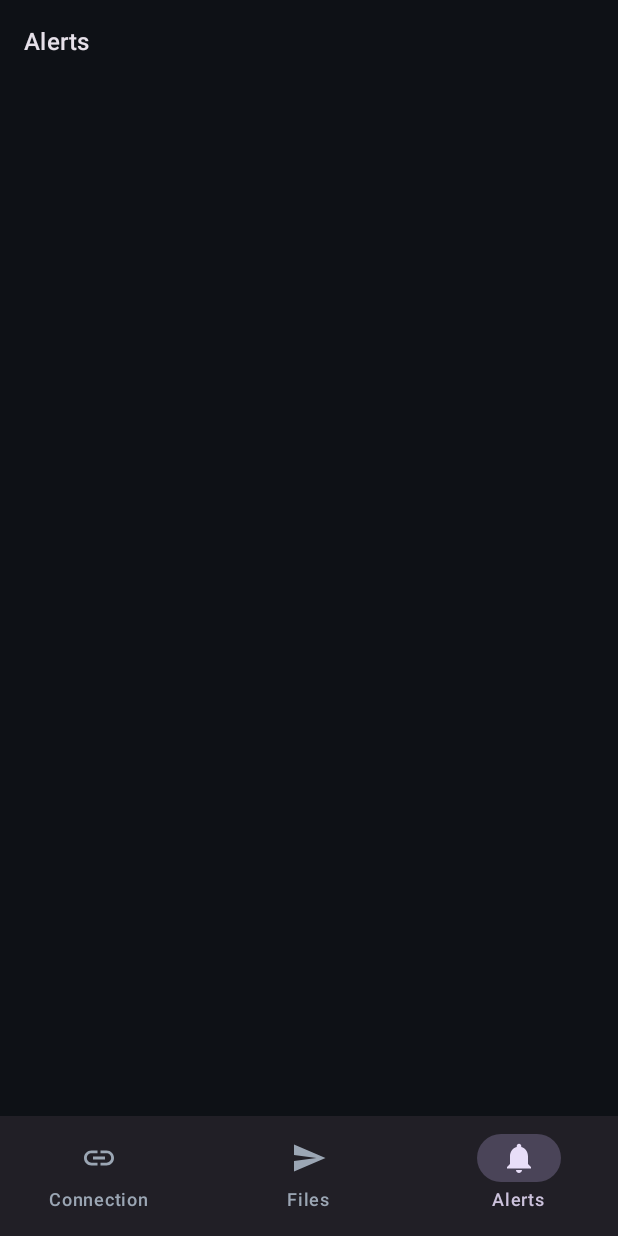
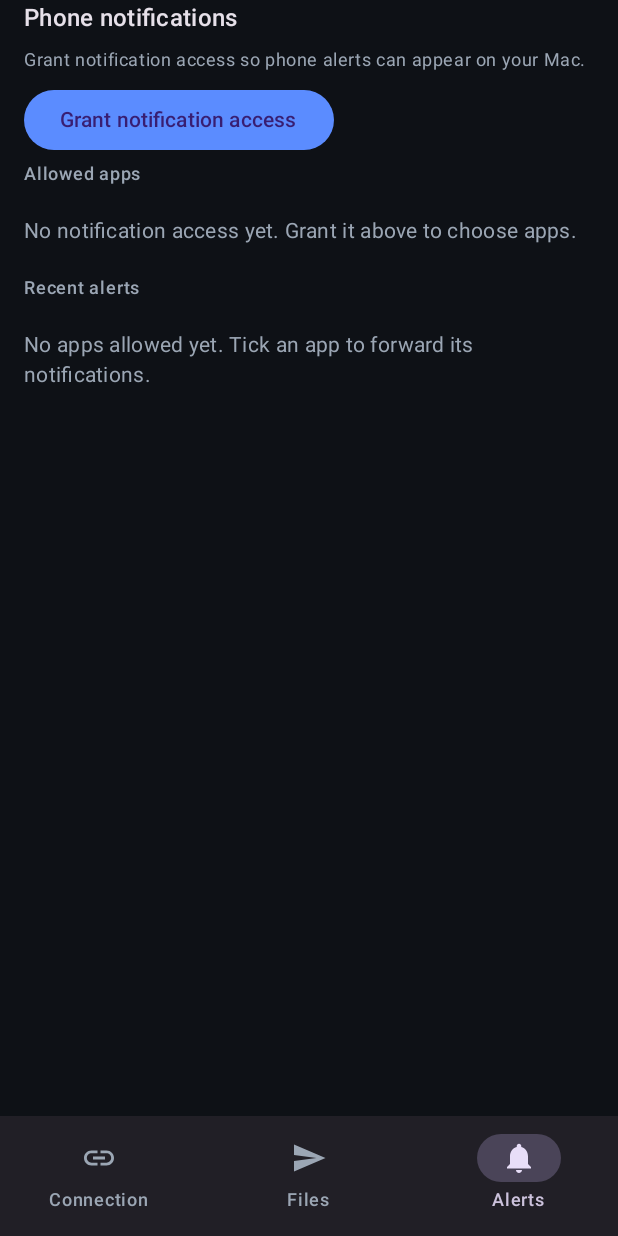
Before and after one commit to jeonjw85/Graft, an Android app built with Jetpack Compose: the composable MainScaffold shown on its own in the app's theme, item 3 of the bottom bar chosen, on a phone screen of 412 x 824 dp. Run offline under Robolectric (Android 15) with nearby library versions, the phone set to English and light mode, and no system bars; pictures from the network do not load.

Commit message:
feat(android): add the alerts tab

```diff
--- /dev/null
+++ b/android/app/src/main/kotlin/kr/jjw/graft/ui/main/AlertsScreen.kt
@@ -0,0 +1,161 @@
+package kr.jjw.graft.ui.main
+
+import androidx.compose.foundation.layout.Arrangement
+import androidx.compose.foundation.layout.Column
+import androidx.compose.foundation.layout.Row
+import androidx.compose.foundation.layout.fillMaxSize
+import androidx.compose.foundation.layout.fillMaxWidth
+import androidx.compose.foundation.layout.padding
+import androidx.compose.foundation.lazy.LazyColumn
+import androidx.compose.foundation.lazy.LazyListScope
+import androidx.compose.foundation.lazy.items
+import androidx.compose.material3.Checkbox
+import androidx.compose.material3.MaterialTheme
+import androidx.compose.material3.Text
+import androidx.compose.runtime.Composable
+import androidx.compose.runtime.LaunchedEffect
+import androidx.compose.runtime.collectAsState
+import androidx.compose.runtime.getValue
+import androidx.compose.runtime.mutableStateOf
+import androidx.compose.runtime.rememberCoroutineScope
+import androidx.compose.runtime.remember
+import androidx.compose.runtime.setValue
+import androidx.compose.ui.Alignment
+import androidx.compose.ui.Modifier
+import androidx.compose.ui.platform.LocalContext
+import kotlinx.coroutines.launch
+import kr.jjw.graft.notifications.NotificationAccess
+import kr.jjw.graft.notifications.NotificationAllowList
+import kr.jjw.graft.notifications.PostedNotification
+import kr.jjw.graft.service.ConnectionRepository
+import kr.jjw.graft.ui.components.EmptyState
+import kr.jjw.graft.ui.components.SectionHeader
+import kr.jjw.graft.ui.service.installedApps
+import kr.jjw.graft.ui.theme.GraftPalette
+import kr.jjw.graft.ui.theme.GraftSpacing
+
+data class AlertsScreenState(
+    val accessGranted: Boolean,
+    val recent: List<PostedNotification>,
+)
+
+object AlertsScreenRules {
+    const val MAX_RECENT = 5
+
+    fun from(accessGranted: Boolean, recent: List<PostedNotification>): AlertsScreenState =
+        AlertsScreenState(accessGranted = accessGranted, recent = recent.take(MAX_RECENT))
+}
+
+@Composable
+fun AlertsScreen(modifier: Modifier = Modifier) {
+    val context = LocalContext.current
+    val connection by ConnectionRepository.state.collectAsState()
+    var installed by remember { mutableStateOf<List<Pair<String, String>>>(emptyList()) }
+    var allowed by remember { mutableStateOf<Set<String>>(emptySet()) }
+    var accessGranted by remember { mutableStateOf(NotificationAccess.isGranted(context)) }
+    val scope = rememberCoroutineScope()
+
+    LaunchedEffect(Unit) {
+        NotificationAllowList.refresh(context)
+        allowed = NotificationAllowList.load(context)
+        installed = installedApps(context)
+        accessGranted = NotificationAccess.isGranted(context)
+    }
+
+    val state = AlertsScreenRules.from(accessGranted, connection.recentNotifications)
+
+    LazyColumn(
+        modifier = modifier
+            .fillMaxSize()
+            .padding(horizontal = GraftSpacing.l),
+        verticalArrangement = Arrangement.spacedBy(GraftSpacing.xs),
+    ) {
+        item {
+            NotificationAccessSection(
+                granted = state.accessGranted,
+                onOpenSettings = { NotificationAccess.openSettings(context) },
+            )
+        }
+
+        item { SectionHeader("Allowed apps") }
+
+        if (installed.isEmpty()) {
+            item { EmptyState("No notification access yet. Grant it above to choose apps.") }
+        } else {
+            allowListRows(
+                installed = installed,
+                allowed = allowed,
+                onToggle = { pkg, checked ->
+                    scope.launch {
+                        if (checked) {
+                            NotificationAllowList.add(context, pkg)
+                        } else {
+                            NotificationAllowList.remove(context, pkg)
+                        }
+                        allowed = NotificationAllowList.load(context)
+                    }
+                },
+            )
+        }
+
+        item { SectionHeader("Recent alerts") }
+
+        if (state.recent.isEmpty()) {
+            item { EmptyState("No apps allowed yet. Tick an app to forward its notifications.") }
+        } else {
+            items(state.recent, key = { "${it.pkg}-${it.postedAt}" }) { notification ->
+                Column {
+                    Text(notification.app, style = MaterialTheme.typography.labelMedium)
+                    Text(
+                        notification.title.ifBlank { notification.text },
+                        style = MaterialTheme.typography.bodySmall,
+                        color = GraftPalette.onSurfaceVariant,
+                        maxLines = 1,
+                    )
+                }
+            }
+        }
+    }
+}
+
+@Composable
+private fun NotificationAccessSection(granted: Boolean, onOpenSettings: () -> Unit) {
+    Column(verticalArrangement = Arrangement.spacedBy(GraftSpacing.s)) {
+        Text("Phone notifications", style = MaterialTheme.typography.titleMedium)
+        Text(
+            if (granted) {
+                "Graft can forward the apps you tick. Nothing else leaves the phone."
+            } else {
+                "Grant notification access so phone alerts can appear on your Mac."
+            },
+            style = MaterialTheme.typography.bodySmall,
+            color = GraftPalette.onSurfaceVariant,
+        )
+        androidx.compose.material3.Button(onClick = onOpenSettings) {
+            Text(if (granted) "Notification access settings" else "Grant notification access")
+        }
+    }
+}
+
+private fun LazyListScope.allowListRows(
+    installed: List<Pair<String, String>>,
+    allowed: Set<String>,
+    onToggle: (String, Boolean) -> Unit,
+) {
+    items(installed, key = { it.first }) { (pkg, label) ->
+        Row(
+            modifier = Modifier.fillMaxWidth(),
+            verticalAlignment = Alignment.CenterVertically,
+        ) {
+            Checkbox(
+                checked = allowed.contains(pkg),
+                onCheckedChange = { onToggle(pkg, it) },
+            )
+            Text(
+                label,
+                style = MaterialTheme.typography.bodySmall,
+                modifier = Modifier.padding(start = GraftSpacing.xs),
+            )
+        }
+    }
+}
--- a/android/app/src/main/kotlin/kr/jjw/graft/ui/main/ConnectScreen.kt
+++ b/android/app/src/main/kotlin/kr/jjw/graft/ui/main/ConnectScreen.kt
@@ -149,10 +149,3 @@ private fun ClipboardCard(lastReceived: String?, lastSent: String?) {
         }
     }
 }
-
-@Composable
-internal fun AlertsPlaceholder(modifier: Modifier = Modifier) {
-    Column(modifier = modifier.padding(GraftSpacing.l)) {
-        Text("Alerts", style = MaterialTheme.typography.titleMedium)
-    }
-}
--- a/android/app/src/main/kotlin/kr/jjw/graft/ui/main/MainScaffold.kt
+++ b/android/app/src/main/kotlin/kr/jjw/graft/ui/main/MainScaffold.kt
@@ -60,7 +60,7 @@ fun MainScaffold(paired: Boolean, onForget: () -> Unit) {
                 modifier = content,
             )
             AppTab.Files -> FilesScreen(modifier = content)
-            AppTab.Alerts -> AlertsPlaceholder(modifier = content)
+            AppTab.Alerts -> AlertsScreen(modifier = content)
         }
     }
 }
--- /dev/null
+++ b/android/app/src/main/kotlin/kr/jjw/graft/ui/service/InstalledApps.kt
@@ -0,0 +1,19 @@
+package kr.jjw.graft.ui.service
+
+import android.content.Context
+import android.content.Intent
+
+// The package manager is the only source for "which apps can post notifications here".
+/** Installed launchable apps, sorted by label. */
+fun installedApps(context: Context): List<Pair<String, String>> {
+    val manager = context.packageManager
+    val intent = Intent(Intent.ACTION_MAIN).addCategory(Intent.CATEGORY_LAUNCHER)
+    return manager.queryIntentActivities(intent, 0)
+        .mapNotNull { info ->
+            val pkg = info.activityInfo?.packageName ?: return@mapNotNull null
+            if (pkg == context.packageName) return@mapNotNull null
+            pkg to (info.loadLabel(manager)?.toString() ?: pkg)
+        }
+        .distinctBy { it.first }
+        .sortedBy { it.second.lowercase() }
+}
```
Also changed, not shown: android/app/src/main/AndroidManifest.xml (+11 -0 lines), android/app/src/main/kotlin/kr/jjw/graft/ui/NotificationAccessScreen.kt (deleted, +0 -109 lines), 1 other file.
